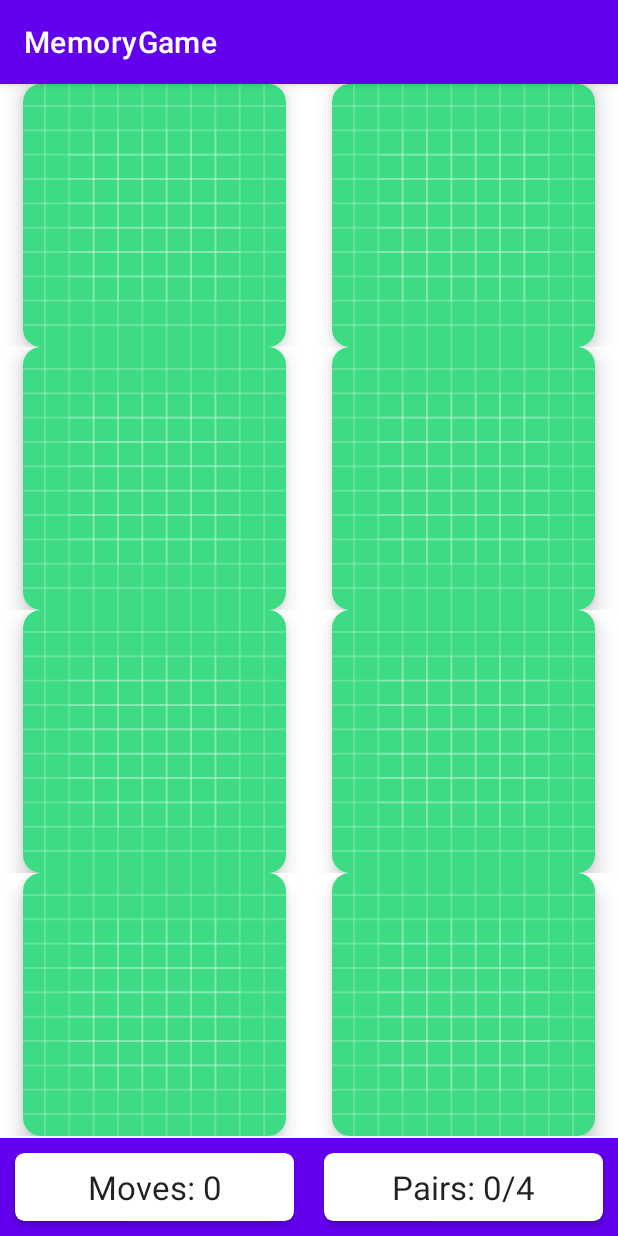
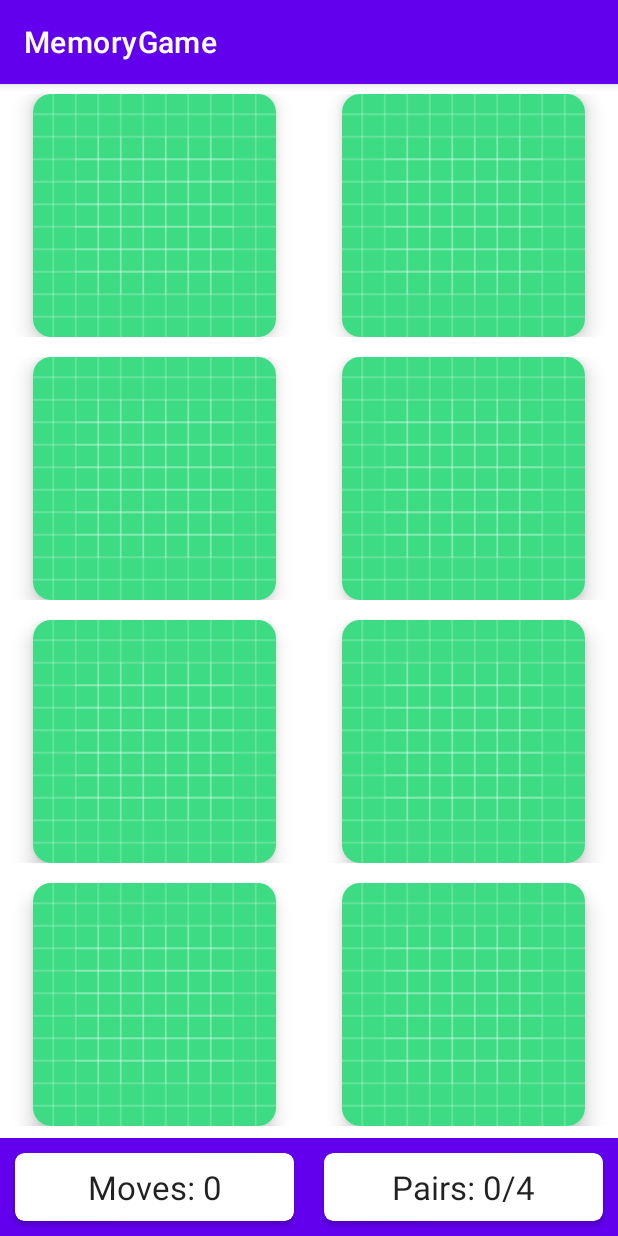
Before and after one commit to emryswei/MemoryGame, an Android app: the screen it shows after launch (MainActivity), on a phone screen of 412 x 824 dp. Run offline under Robolectric (Android 15) with nearby library versions, the phone set to English and light mode, and no system bars.

Commit message:
fit recyclerview, add margins between cards

```diff
--- a/app/src/main/java/com/example/memorygame/MemoryAdapter.java
+++ b/app/src/main/java/com/example/memorygame/MemoryAdapter.java
@@ -1,23 +1,16 @@
 package com.example.memorygame;
 
 import android.content.Context;
-import android.media.Image;
-import android.util.Log;
 import android.view.LayoutInflater;
 import android.view.View;
 import android.view.ViewGroup;
 import android.widget.ImageButton;
-import android.widget.ImageView;
 import android.widget.Toast;
 
 import androidx.annotation.NonNull;
-import androidx.cardview.widget.CardView;
 import androidx.recyclerview.widget.RecyclerView;
 
 import org.jetbrains.annotations.NotNull;
-
-import java.util.ArrayList;
-import java.util.Enumeration;
 
 public class MemoryAdapter extends RecyclerView.Adapter<MemoryAdapter.ViewHolder>{
 
@@ -25,6 +18,8 @@ public class MemoryAdapter extends RecyclerView.Adapter<MemoryAdapter.ViewHolder
     private Context context;
     private ImageButton imageButton;
     private int numPieces;
+    private static final int MARGIN_SIZE = 10;
+
 
     public static class ViewHolder extends RecyclerView.ViewHolder{
         private ImageButton imageButton;
@@ -40,18 +35,22 @@ public class MemoryAdapter extends RecyclerView.Adapter<MemoryAdapter.ViewHolder
         this.numPieces = numPieces;
     }
 
-
     @NonNull
     @NotNull
     @Override
     public ViewHolder onCreateViewHolder(ViewGroup parent, int viewType) {
-        double parentHeight = parent.getHeight() / 4;
-        double parentWidth = parent.getWidth() / 2;
-        double smaller = Math.min(parentHeight, parentWidth);
+        int cardHeight = parent.getHeight() / 4 - (2*MARGIN_SIZE);  // 减去(2*MARGIN_SIZE)保证卡与卡之间有一定空隙
+        int cardWidth = parent.getWidth() / 2 - (2*MARGIN_SIZE);
+        int cardSmaller = Math.min(cardHeight, cardWidth); // 保证每张卡都是正方形，取最小值
+
         View view = LayoutInflater.from(parent.getContext()).inflate(R.layout.memory_card, parent, false);
-        View layoutParams = view.findViewById(R.id.cardView);
-        layoutParams.getLayoutParams().width = (int)smaller;
-        layoutParams.getLayoutParams().height = (int)smaller;
+
+        View cardParams = view.findViewById(R.id.cardView);
+        cardParams.getLayoutParams().width = (int)cardSmaller;
+        cardParams.getLayoutParams().height = (int)cardSmaller;
+
+        ViewGroup.MarginLayoutParams layoutParams = (ViewGroup.MarginLayoutParams) view.getLayoutParams();
+        layoutParams.setMargins(MARGIN_SIZE,MARGIN_SIZE,MARGIN_SIZE,MARGIN_SIZE);
         ViewHolder holder = new ViewHolder(view);
         return holder;
     }
--- a/app/src/main/res/layout/activity_main.xml
+++ b/app/src/main/res/layout/activity_main.xml
@@ -26,7 +26,7 @@
             <TextView
                 android:id="@+id/numMoves"
                 android:layout_width="match_parent"
-                android:layout_height="wrap_content"
+                android:layout_height="match_parent"
                 android:layout_margin="8dp"
                 android:gravity="center"
                 android:text="Moves: 0"
@@ -43,7 +43,7 @@
             <TextView
                 android:id="@+id/numPairs"
                 android:layout_width="match_parent"
-                android:layout_height="wrap_content"
+                android:layout_height="match_parent"
                 android:layout_margin="8dp"
                 android:gravity="center"
                 android:text="Pairs: 0/4"
@@ -55,6 +55,8 @@
         android:id="@+id/recyclerViewBoard"
         android:layout_width="0dp"
         android:layout_height="0dp"
+        android:overScrollMode="never"
+        app:layoutManager="androidx.recyclerview.widget.GridLayoutManager"
         app:layout_constraintBottom_toTopOf="@+id/linearLayout"
         app:layout_constraintEnd_toEndOf="parent"
         app:layout_constraintStart_toStartOf="parent"
```
